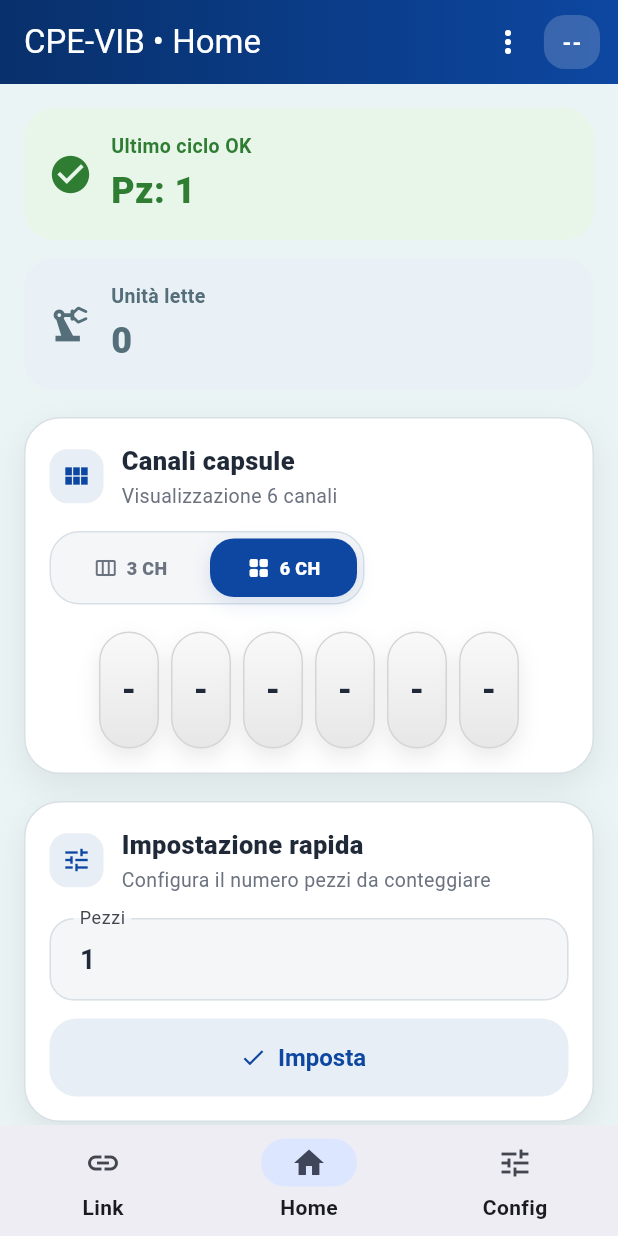
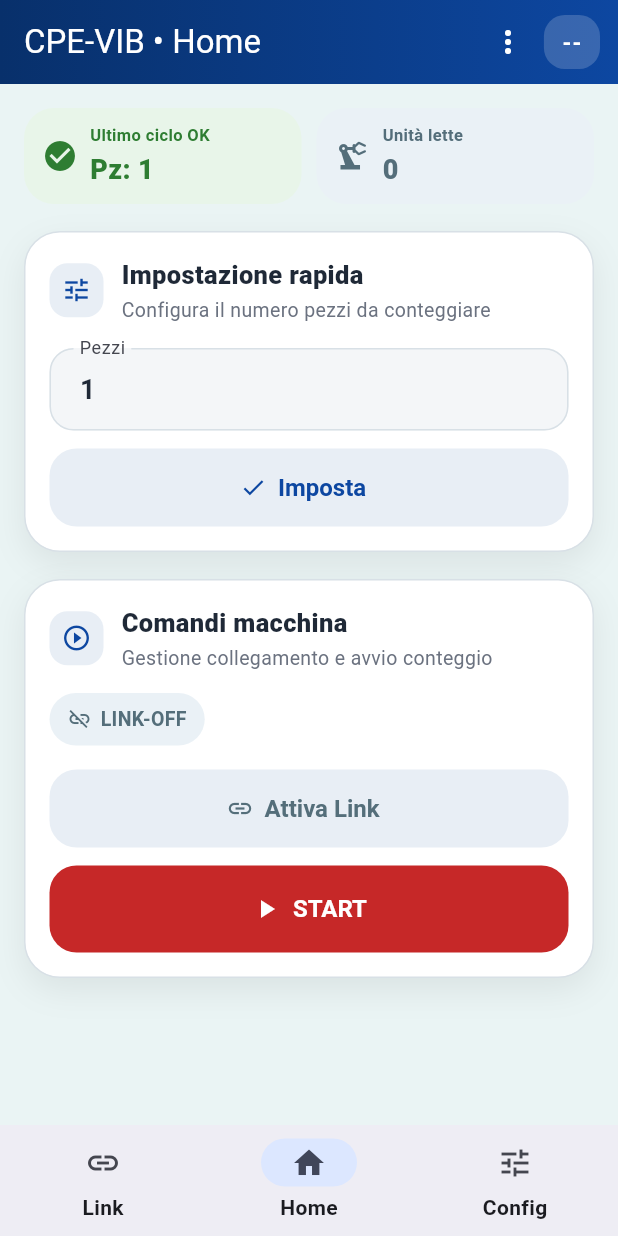
Before and after one commit to Luca0079CM/Pills-Counter-App, a Flutter app: the screen it shows after launch, swiped to page 2, on a phone screen of 412 x 824 dp. Run offline on Flutter 3.47's test engine with Material 3 defaults, Android fonts, the phone set to English and light mode, and no system bars; our stand-ins replace shared_preferences; missing offline and left inert: flutter_ringtone_player.

Commit message:
Improve home density and move channels card to config

```diff
--- a/lib/features/cpe_vib/presentation/pages/config_page.dart
+++ b/lib/features/cpe_vib/presentation/pages/config_page.dart
@@ -5,6 +5,7 @@ import '../theme/app_spacing.dart';
 import '../widgets/log_panel.dart';
 import '../widgets/numeric_input_field.dart';
 import '../widgets/terminal_selector.dart';
+import '../widgets/channels_capsule_card.dart';
 import '../widgets/common/app_page_padding.dart';
 import '../widgets/common/app_primary_button.dart';
 import '../widgets/common/app_secondary_button.dart';
@@ -203,6 +204,8 @@ class ConfigPage extends StatelessWidget {
               ),
             ),
             const SizedBox(height: AppSpacing.section),
+            ChannelsCapsuleCard(controller: controller),
+            const SizedBox(height: AppSpacing.section),
             AppSectionCard(
               child: Column(
                 crossAxisAlignment: CrossAxisAlignment.start,
--- a/lib/features/cpe_vib/presentation/pages/home_page.dart
+++ b/lib/features/cpe_vib/presentation/pages/home_page.dart
@@ -2,7 +2,6 @@ import 'package:flutter/material.dart';
 import '../controllers/cpe_vib_controller.dart';
 import '../theme/app_colors.dart';
 import '../theme/app_spacing.dart';
-import '../widgets/capsule_view.dart';
 import '../widgets/numeric_input_field.dart';
 import '../widgets/start_result_banner.dart';
 import '../widgets/unit_banner.dart';
@@ -35,16 +34,21 @@ class HomePage extends StatelessWidget {
             LayoutBuilder(
               builder: (context, constraints) {
                 final compact = constraints.maxWidth < 430;
+                final ultraCompact = constraints.maxWidth < 340;
 
-                if (compact) {
+                if (ultraCompact) {
                   return Column(
                     children: [
                       StartResultBanner(
                         ok: state.startResult.ok,
                         pezzi: state.params.pezzi,
+                        compact: true,
                       ),
-                      const SizedBox(height: 12),
-                      UnitBanner(unita: state.unita),
+                      const SizedBox(height: 10),
+                      UnitBanner(
+                        unita: state.unita,
+                        compact: true,
+                      ),
                     ],
                   );
                 }
@@ -55,43 +59,19 @@ class HomePage extends StatelessWidget {
                       child: StartResultBanner(
                         ok: state.startResult.ok,
                         pezzi: state.params.pezzi,
+                        compact: compact,
                       ),
                     ),
-                    const SizedBox(width: 12),
+                    const SizedBox(width: 10),
                     Expanded(
-                      child: UnitBanner(unita: state.unita),
+                      child: UnitBanner(
+                        unita: state.unita,
+                        compact: compact,
+                      ),
                     ),
                   ],
                 );
               },
-            ),
-            const SizedBox(height: AppSpacing.section),
-            AppSectionCard(
-              child: Column(
-                crossAxisAlignment: CrossAxisAlignment.start,
-                children: [
-                  AppSectionHeader(
-                    title: 'Canali capsule',
-                    subtitle: state.settings.sixChannelsMode
-                        ? 'Visualizzazione 6 canali'
-                        : 'Visualizzazione 3 canali',
-                    icon: Icons.view_module,
-                  ),
-                  const SizedBox(height: 14),
-                  Align(
-                    alignment: Alignment.centerLeft,
-                    child: _ChannelsToggle(
-                      isSixChannels: state.settings.sixChannelsMode,
-                      onChanged: (_) => controller.toggleSixChannelsMode(),
-                    ),
-                  ),
-                  const SizedBox(height: 18),
-                  CapsuleView(
-                    values: state.params.capsules,
-                    showSix: state.settings.sixChannelsMode,
-                  ),
-                ],
-              ),
             ),
             const SizedBox(height: AppSpacing.section),
             AppSectionCard(
@@ -268,115 +248,3 @@ class HomePage extends StatelessWidget {
     );
   }
 }
-
-class _ChannelsToggle extends StatelessWidget {
-  final bool isSixChannels;
-  final ValueChanged<bool> onChanged;
-
-  const _ChannelsToggle({
-    required this.isSixChannels,
-    required this.onChanged,
-  });
-
-  @override
-  Widget build(BuildContext context) {
-    final compact = MediaQuery.sizeOf(context).width < 430;
-
-    Widget segment({
-      required bool selected,
-      required String label,
-      required IconData icon,
-      required VoidCallback onTap,
-    }) {
-      return Expanded(
-        child: AnimatedContainer(
-          duration: const Duration(milliseconds: 180),
-          curve: Curves.easeOut,
-          decoration: BoxDecoration(
-            color: selected ? AppColors.primary : Colors.transparent,
-            borderRadius: BorderRadius.circular(16),
-            boxShadow: selected
-                ? const [
-              BoxShadow(
-                color: Color(0x220D47A1),
-                blurRadius: 10,
-                offset: Offset(0, 4),
-              ),
-            ]
-                : null,
-          ),
-          child: Material(
-            color: Colors.transparent,
-            child: InkWell(
-              borderRadius: BorderRadius.circular(16),
-              onTap: onTap,
-              child: Padding(
-                padding: EdgeInsets.symmetric(
-                  horizontal: compact ? 12 : 14,
-                  vertical: compact ? 11 : 12,
-                ),
-                child: Row(
-                  mainAxisAlignment: MainAxisAlignment.center,
-                  children: [
-                    Icon(
-                      icon,
-                      size: compact ? 16 : 18,
-                      color:
-                      selected ? Colors.white : AppColors.textSecondary,
-                    ),
-                    const SizedBox(width: 6),
-                    Text(
-                      label,
-                      style: TextStyle(
-                        color:
-                        selected ? Colors.white : AppColors.textSecondary,
-                        fontWeight: FontWeight.w800,
-                        fontSize: compact ? 12 : 13,
-                        letterSpacing: 0.2,
-                      ),
-                    ),
-                  ],
-                ),
-              ),
-            ),
-          ),
-        ),
-      );
-    }
-
-    return Container(
-      constraints: BoxConstraints(
-        minWidth: compact ? 170 : 190,
-        maxWidth: compact ? 210 : 230,
-      ),
-      padding: const EdgeInsets.all(4),
-      decoration: BoxDecoration(
-        color: const Color(0xFFF4F6F8),
-        borderRadius: BorderRadius.circular(20),
-        border: Border.all(color: AppColors.border),
-      ),
-      child: Row(
-        mainAxisSize: MainAxisSize.min,
-        children: [
-          segment(
-            selected: !isSixChannels,
-            label: '3 CH',
-            icon: Icons.view_week_outlined,
-            onTap: () {
-              if (isSixChannels) onChanged(false);
-            },
-          ),
-          const SizedBox(width: 4),
-          segment(
-            selected: isSixChannels,
-            label: '6 CH',
-            icon: Icons.grid_view_rounded,
-            onTap: () {
-              if (!isSixChannels) onChanged(true);
-            },
-          ),
-        ],
-      ),
-    );
-  }
-}
--- a/lib/features/cpe_vib/presentation/widgets/start_result_banner.dart
+++ b/lib/features/cpe_vib/presentation/widgets/start_result_banner.dart
@@ -4,11 +4,13 @@ import '../theme/app_colors.dart';
 class StartResultBanner extends StatelessWidget {
   final bool ok;
   final int pezzi;
+  final bool compact;
 
   const StartResultBanner({
     super.key,
     required this.ok,
     required this.pezzi,
+    this.compact = false,
   });
 
   @override
@@ -18,15 +20,15 @@ class StartResultBanner extends StatelessWidget {
     final icon = ok ? Icons.check_circle : Icons.cancel;
 
     return Container(
-      padding: const EdgeInsets.all(16),
+      padding: EdgeInsets.symmetric(horizontal: compact ? 12 : 16, vertical: compact ? 10 : 16),
       decoration: BoxDecoration(
         color: bg,
         borderRadius: BorderRadius.circular(20),
       ),
       child: Row(
         children: [
-          Icon(icon, color: fg, size: 30),
-          const SizedBox(width: 12),
+          Icon(icon, color: fg, size: compact ? 24 : 30),
+          SizedBox(width: compact ? 8 : 12),
           Expanded(
             child: Column(
               crossAxisAlignment: CrossAxisAlignment.start,
@@ -37,16 +39,16 @@ class StartResultBanner extends StatelessWidget {
                   style: TextStyle(
                     color: fg,
                     fontWeight: FontWeight.w700,
-                    fontSize: 13,
+                    fontSize: compact ? 11 : 13,
                   ),
                 ),
-                const SizedBox(height: 3),
+                SizedBox(height: compact ? 2 : 3),
                 Text(
                   'Pz: $pezzi',
                   style: TextStyle(
                     color: fg,
                     fontWeight: FontWeight.w800,
-                    fontSize: 24,
+                    fontSize: compact ? 18 : 24,
                   ),
                 ),
               ],
--- a/lib/features/cpe_vib/presentation/widgets/unit_banner.dart
+++ b/lib/features/cpe_vib/presentation/widgets/unit_banner.dart
@@ -3,48 +3,50 @@ import '../theme/app_colors.dart';
 
 class UnitBanner extends StatelessWidget {
   final int unita;
+  final bool compact;
 
   const UnitBanner({
     super.key,
     required this.unita,
+    this.compact = false,
   });
 
   @override
   Widget build(BuildContext context) {
     return Container(
-      padding: const EdgeInsets.all(16),
+      padding: EdgeInsets.symmetric(horizontal: compact ? 12 : 16, vertical: compact ? 10 : 16),
       decoration: BoxDecoration(
         color: const Color(0xFFEAF1F6),
         borderRadius: BorderRadius.circular(20),
       ),
       child: Row(
         children: [
-          const Icon(
+          Icon(
             Icons.precision_manufacturing,
             color: AppColors.neutral,
-            size: 30,
+            size: compact ? 24 : 30,
           ),
-          const SizedBox(width: 12),
+          SizedBox(width: compact ? 8 : 12),
           Expanded(
             child: Column(
               crossAxisAlignment: CrossAxisAlignment.start,
               mainAxisAlignment: MainAxisAlignment.center,
               children: [
-                const Text(
+                Text(
                   'Unità lette',
                   style: TextStyle(
                     color: AppColors.neutral,
                     fontWeight: FontWeight.w700,
-                    fontSize: 13,
+                    fontSize: compact ? 11 : 13,
                   ),
                 ),
-                const SizedBox(height: 3),
+                SizedBox(height: compact ? 2 : 3),
                 Text(
                   '$unita',
-                  style: const TextStyle(
+                  style: TextStyle(
                     color: AppColors.neutral,
                     fontWeight: FontWeight.w800,
-                    fontSize: 24,
+                    fontSize: compact ? 18 : 24,
                   ),
                 ),
               ],
```
Also changed, not shown: lib/features/cpe_vib/presentation/widgets/channels_capsule_card.dart (added, +159 -0 lines).
